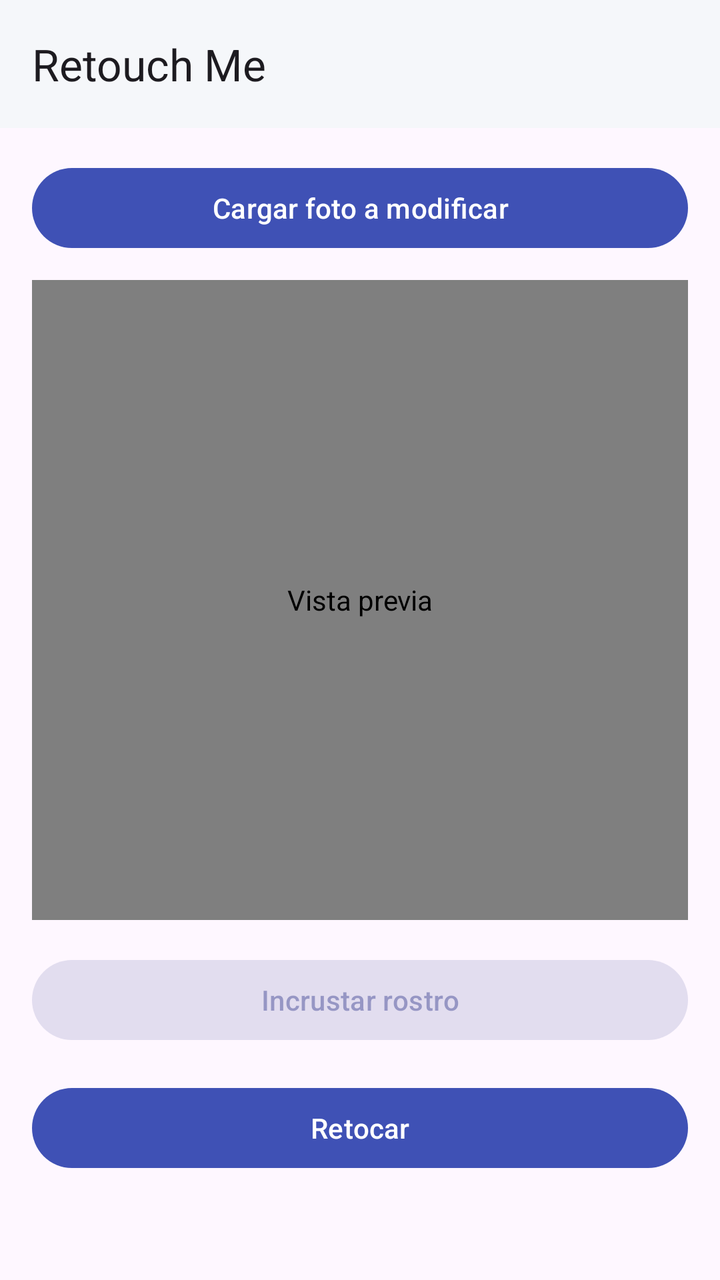
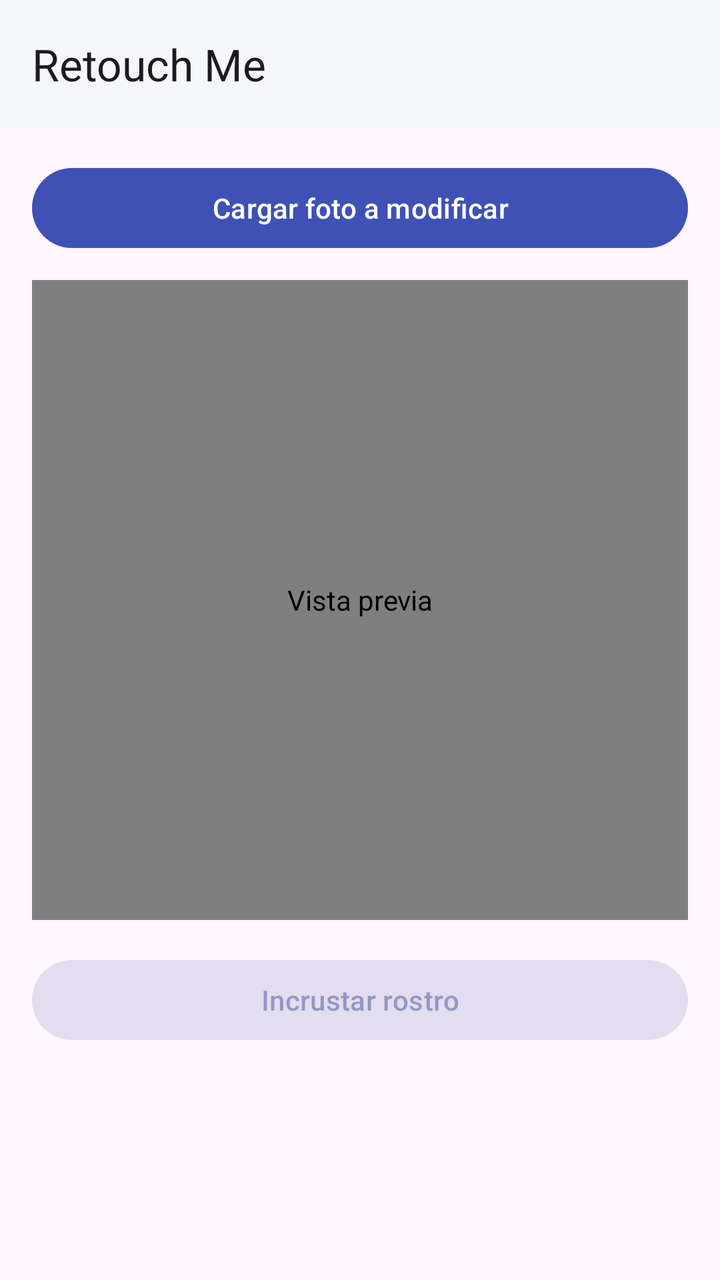

An Android layout rendered at two revisions. The XML below is the earlier revision; the diff shows what the commit changed to produce the second picture.
<!-- AndroidManifest.xml: activity theme Theme.Retake_lite -->
<!-- res/layout/activity_face_swap.xml -->
<?xml version="1.0" encoding="utf-8"?>
<androidx.coordinatorlayout.widget.CoordinatorLayout xmlns:android="http://schemas.android.com/apk/res/android"
    xmlns:app="http://schemas.android.com/apk/res-auto"
    android:layout_width="match_parent"
    android:layout_height="match_parent">

    <com.google.android.material.appbar.AppBarLayout
        android:layout_width="match_parent"
        android:layout_height="wrap_content">

        <com.google.android.material.appbar.MaterialToolbar
            android:id="@+id/toolbar"
            android:layout_width="match_parent"
            android:layout_height="?attr/actionBarSize"
            app:elevation="0dp"
            app:title="@string/title_face_swap" />

    </com.google.android.material.appbar.AppBarLayout>

    <androidx.core.widget.NestedScrollView
        android:layout_width="match_parent"
        android:layout_height="match_parent"
        app:layout_behavior="@string/appbar_scrolling_view_behavior">

        <LinearLayout
            android:layout_width="match_parent"
            android:layout_height="wrap_content"
            android:orientation="vertical"
            android:padding="16dp">

            <com.google.android.material.button.MaterialButton
                android:id="@+id/btnPickImage"
                android:layout_width="match_parent"
                android:layout_height="wrap_content"
                android:text="@string/pick_from_gallery" />

            <com.example.retake_lite.ui.swap.FaceOverlayView
                android:id="@+id/faceOverlay"
                android:layout_width="match_parent"
                android:layout_height="320dp"
                android:layout_marginTop="12dp"
                android:background="?attr/colorSurfaceVariant"
                android:contentDescription="@string/image_preview" />

            <TextView
                android:id="@+id/textTapHint"
                android:layout_width="match_parent"
                android:layout_height="wrap_content"
                android:layout_marginTop="8dp"
                android:gravity="center"
                android:text="@string/tap_face_hint"
                android:textAppearance="?attr/textAppearanceBodyMedium"
                android:visibility="gone" />

            <TextView
                android:id="@+id/textNoFaces"
                android:layout_width="match_parent"
                android:layout_height="wrap_content"
                android:layout_marginTop="12dp"
                android:gravity="center"
                android:text="@string/no_faces_detected"
                android:visibility="gone" />

            <com.google.android.material.card.MaterialCardView
                android:id="@+id/cardSelection"
                android:layout_width="match_parent"
                android:layout_height="wrap_content"
                android:layout_marginTop="12dp"
                android:visibility="gone"
                app:cardElevation="2dp">

                <LinearLayout
                    android:layout_width="match_parent"
                    android:layout_height="wrap_content"
                    android:orientation="vertical"
                    android:padding="16dp">

                    <TextView
                        android:id="@+id/textSelectedFace"
                        android:layout_width="match_parent"
                        android:layout_height="wrap_content"
                        android:textAppearance="?attr/textAppearanceTitleMedium" />

                    <TextView
                        android:layout_width="match_parent"
                        android:layout_height="wrap_content"
                        android:layout_marginTop="12dp"
                        android:text="@string/select_profile"
                        android:textAppearance="?attr/textAppearanceLabelMedium" />
                    <com.google.android.material.switchmaterial.SwitchMaterial
                        android:id="@+id/switchAutoSelect"
                        android:layout_width="wrap_content"
                        android:layout_height="wrap_content"
                        android:text="Permitir que la IA seleccione la mejor foto" />
                    <Spinner
                        android:id="@+id/spinnerProfile"
                        android:layout_width="match_parent"
                        android:layout_height="wrap_content"
                        android:layout_marginTop="4dp" />

                    <TextView
                        android:layout_width="match_parent"
                        android:layout_height="wrap_content"
                        android:layout_marginTop="12dp"
                        android:text="@string/select_reference_face"
                        android:textAppearance="?attr/textAppearanceLabelMedium" />

                    <androidx.recyclerview.widget.RecyclerView
                        android:id="@+id/recyclerReferenceFaces"
                        android:layout_width="match_parent"
                        android:layout_height="88dp"
                        android:layout_marginTop="4dp"
                        android:orientation="horizontal" />

                    <com.google.android.material.button.MaterialButton
                        android:id="@+id/btnAddSwap"
                        style="@style/Widget.Material3.Button.OutlinedButton"
                        android:layout_width="match_parent"
                        android:layout_height="wrap_content"
                        android:layout_marginTop="12dp"
                        android:text="@string/add_swap" />

                </LinearLayout>

            </com.google.android.material.card.MaterialCardView>

            <TextView
                android:id="@+id/textPendingTitle"
                android:layout_width="match_parent"
                android:layout_height="wrap_content"
                android:layout_marginTop="16dp"
                android:text="@string/pending_swaps"
                android:textAppearance="?attr/textAppearanceTitleSmall"
                android:visibility="gone" />

            <androidx.recyclerview.widget.RecyclerView
                android:id="@+id/recyclerPendingSwaps"
                android:layout_width="match_parent"
                android:layout_height="wrap_content"
                android:nestedScrollingEnabled="false"
                android:visibility="gone" />

            <com.google.android.material.button.MaterialButton
                android:id="@+id/btnSwap"
                android:layout_width="match_parent"
                android:layout_height="wrap_content"
                android:layout_marginTop="16dp"
                android:enabled="false"
                android:text="@string/apply_swaps" />

            <ImageView
                android:id="@+id/imageResult"
                android:layout_width="match_parent"
                android:layout_height="320dp"
                android:layout_marginTop="16dp"
                android:background="?attr/colorSurfaceVariant"
                android:contentDescription="@string/result_image"
                android:scaleType="fitCenter"
                android:visibility="gone" />

            <com.google.android.material.button.MaterialButton
                android:id="@+id/btnEditResult"
                android:layout_width="match_parent"
                android:layout_height="wrap_content"
                android:layout_marginTop="16dp"
                android:text="@string/title_retake_edit" />

        </LinearLayout>

    </androidx.core.widget.NestedScrollView>

    <ProgressBar
        android:id="@+id/progressBar"
        android:layout_width="wrap_content"
        android:layout_height="wrap_content"
        android:layout_gravity="center"
        android:visibility="gone" />

</androidx.coordinatorlayout.widget.CoordinatorLayout>
<!-- resources referenced by this layout -->
<resources>
  <string name="add_swap">Añadir a la lista de intercambio</string>
  <string name="apply_swaps">Incrustar rostro</string>
  <string name="image_preview">Vista previa</string>
  <string name="no_faces_detected">No se detectaron rostros en esta imagen</string>
  <string name="pending_swaps">Intercambios pendientes</string>
  <string name="pick_from_gallery">Cargar foto a modificar</string>
  <string name="result_image">Resultado</string>
  <string name="select_profile">Perfil de reemplazo</string>
  <string name="select_reference_face">Rostro de referencia del perfil</string>
  <string name="tap_face_hint">Toca el rostro al que quieres aplicar el retake</string>
  <string name="title_face_swap">Retouch Me</string>
  <string name="title_retake_edit">Retocar</string>
  <style name="Theme.Retake_lite" parent="Theme.Material3.DayNight.NoActionBar">
          <item name="colorPrimary">@color/indigo_500</item>
          <item name="colorOnPrimary">@color/white</item>
          <item name="colorPrimaryContainer">@color/indigo_100</item>
          <item name="colorOnPrimaryContainer">@color/indigo_900</item>
          <item name="colorSecondary">@color/blue_grey_500</item>
          <item name="colorOnSecondary">@color/white</item>
          <item name="colorSecondaryContainer">@color/blue_grey_100</item>
          <item name="colorOnSecondaryContainer">@color/blue_grey_900</item>
          <item name="colorTertiary">@color/indigo_300</item>
          <item name="colorOnTertiary">@color/white</item>
          <item name="colorSurface">#FFF5F7FA</item>
          <item name="colorOnSurface">@color/indigo_900</item>
          <item name="colorSurfaceVariant">#FFE8EAF6</item>
          <item name="colorOnSurfaceVariant">@color/indigo_700</item>
          <item name="colorOutline">@color/indigo_300</item>
          <item name="colorOutlineVariant">@color/indigo_100</item>
          <item name="android:statusBarColor">@color/indigo_700</item>
          <item name="android:navigationBarColor">@color/indigo_900</item>
      </style>
  <color name="indigo_500">#FF3F51B5</color>
  <color name="white">#FFFFFFFF</color>
  <color name="indigo_100">#FFC5CAE9</color>
  <color name="indigo_900">#FF1A237E</color>
  <color name="blue_grey_500">#FF607D8B</color>
  <color name="blue_grey_100">#FFECEFF1</color>
  <color name="blue_grey_900">#FF263238</color>
  <color name="indigo_300">#FF7986CB</color>
  <color name="indigo_700">#FF303F9F</color>
</resources>

<!-- the commit's change to res/layout/activity_face_swap.xml (unified diff, before → after) -->
@@ -158,13 +158,6 @@
                 android:scaleType="fitCenter"
                 android:visibility="gone" />
 
-            <com.google.android.material.button.MaterialButton
-                android:id="@+id/btnEditResult"
-                android:layout_width="match_parent"
-                android:layout_height="wrap_content"
-                android:layout_marginTop="16dp"
-                android:text="@string/title_retake_edit" />
-
         </LinearLayout>
 
     </androidx.core.widget.NestedScrollView>
<!-- resource entries referenced after the edit -->
@@ -11,7 +11,6 @@
   <string name="select_reference_face">Rostro de referencia del perfil</string>
   <string name="tap_face_hint">Toca el rostro al que quieres aplicar el retake</string>
   <string name="title_face_swap">Retouch Me</string>
-  <string name="title_retake_edit">Retocar</string>
   <style name="Theme.Retake_lite" parent="Theme.Material3.DayNight.NoActionBar">
           <item name="colorPrimary">@color/indigo_500</item>
           <item name="colorOnPrimary">@color/white</item>
